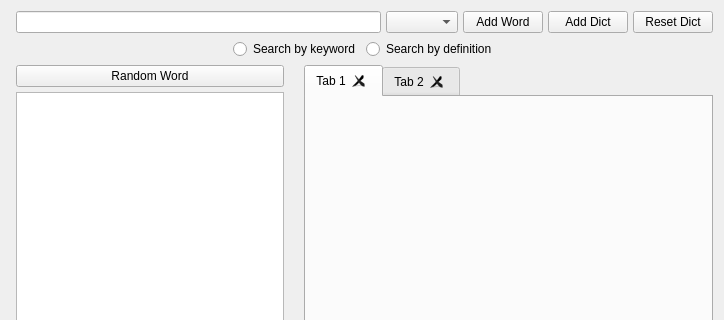
sangpham2710/CS163-Project, file widgetsearch.ui: the form before one commit; both pictures show x 0 to 724 and y 0 to 320 of the 724 by 488 pixel window.
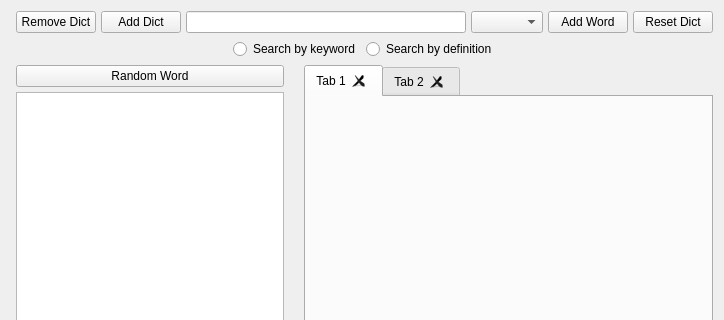
The form after the commit.

Commit message: add remove dictionary feature

```diff
--- a/widgetsearch.ui
+++ b/widgetsearch.ui
@@ -25,7 +25,7 @@
      <item>
       <layout class="QVBoxLayout" name="verticalLayoutSearch">
        <item>
-        <layout class="QHBoxLayout" name="horizontalLayout" stretch="10,1,1,0,1">
+        <layout class="QHBoxLayout" name="horizontalLayout" stretch="0,0,10,1,1,1">
          <property name="spacing">
           <number>5</number>
          </property>
@@ -35,6 +35,20 @@
          <property name="topMargin">
           <number>0</number>
          </property>
+         <item>
+          <widget class="QPushButton" name="pushButton">
+           <property name="text">
+            <string>Remove Dict</string>
+           </property>
+          </widget>
+         </item>
+         <item>
+          <widget class="QPushButton" name="pushButtonAddDictionary">
+           <property name="text">
+            <string>Add Dict</string>
+           </property>
+          </widget>
+         </item>
          <item>
           <widget class="QLineEdit" name="lineEditSearch"/>
          </item>
@@ -48,13 +62,6 @@
            </property>
           </widget>
          </item>
-         <item>
-          <widget class="QPushButton" name="pushButtonAddDictionary">
-           <property name="text">
-            <string>Add Dict</string>
-           </property>
-          </widget>
-         </item>
          <item>
           <widget class="QPushButton" name="pushButtonReset">
            <property name="text">
```
The commit also changes 7 other files.
